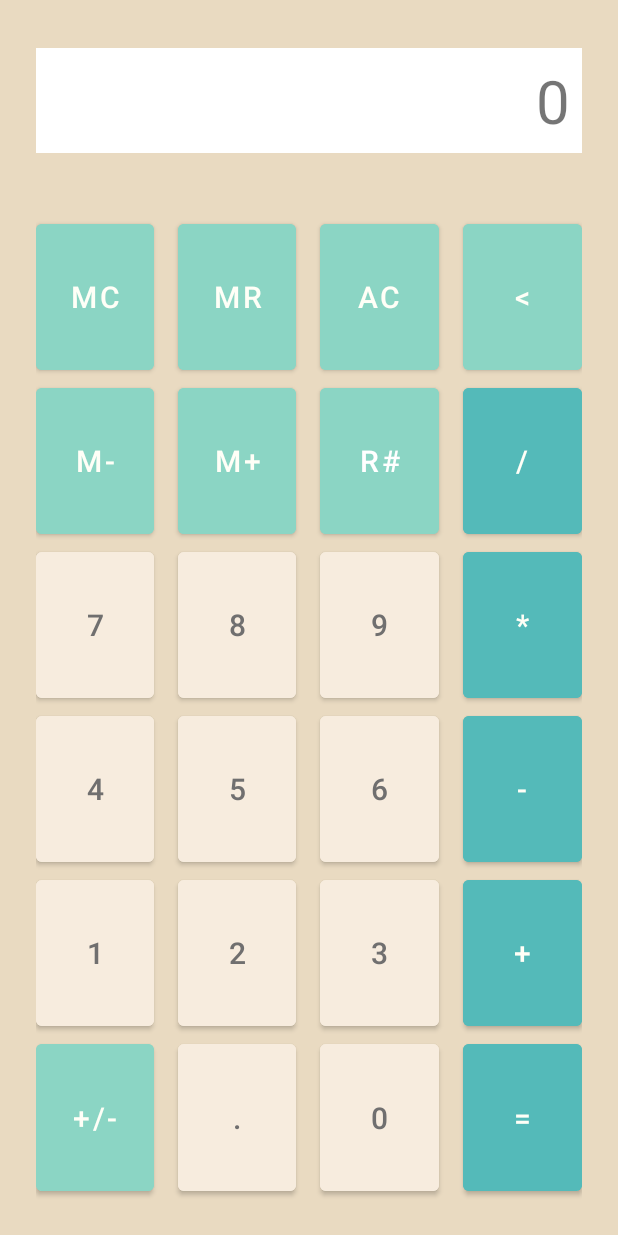
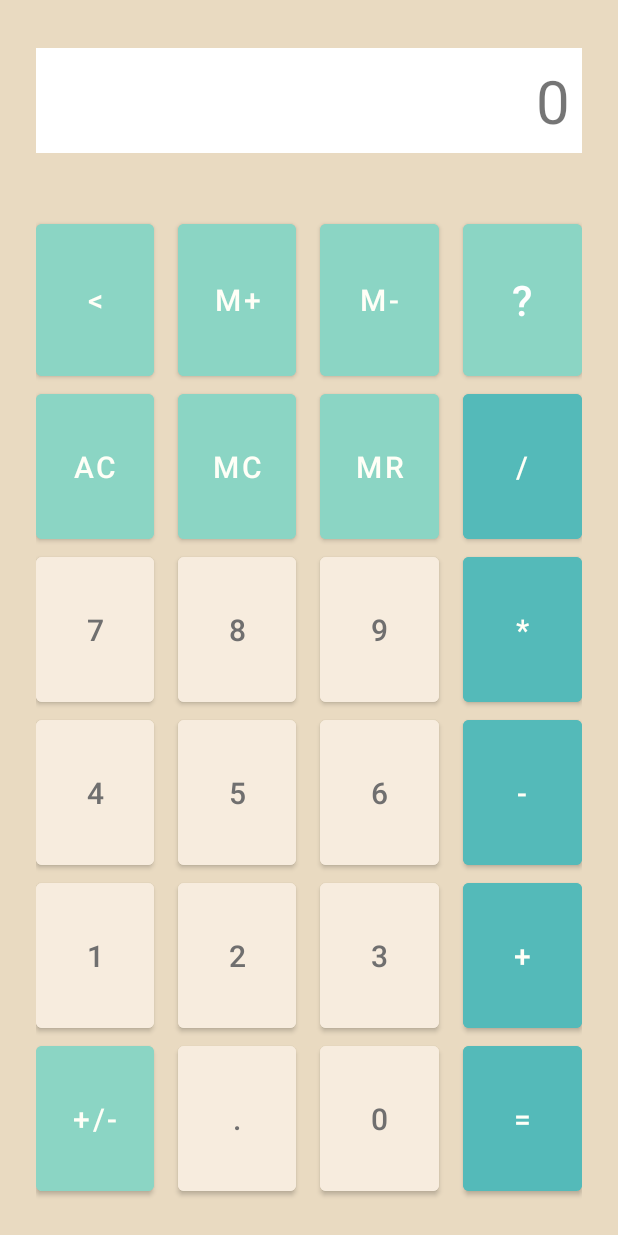
Before and after one commit to ashley-kuipers/Calculator, an Android app: the screen it shows after launch (MainActivity), after a tap on "START", on a phone screen of 412 x 824 dp. Run offline under Robolectric (Android 15) with nearby library versions, the phone set to English and light mode, and no system bars.

Commit message:
starting to add binary, octal, hex conversion and help button, before deleted settings

```diff
--- a/app/build.gradle
+++ b/app/build.gradle
@@ -36,5 +36,4 @@ dependencies {
     testImplementation 'junit:junit:4.13.2'
     androidTestImplementation 'androidx.test.ext:junit:1.1.3'
     androidTestImplementation 'androidx.test.espresso:espresso-core:3.4.0'
-    implementation 'androidx.core:core-splashscreen:1.0.0'
 }
--- a/app/src/main/java/com/example/calculatorapp2/MainActivity.java
+++ b/app/src/main/java/com/example/calculatorapp2/MainActivity.java
@@ -1,19 +1,14 @@
 package com.example.calculatorapp2;
 
 import androidx.annotation.NonNull;
-import androidx.annotation.Nullable;
 import androidx.appcompat.app.AppCompatActivity;
 import androidx.fragment.app.FragmentManager;
 import androidx.fragment.app.FragmentTransaction;
 
 import android.content.Context;
 import android.os.Bundle;
-import android.os.Handler;
-import android.os.Looper;
-import android.util.Log;
 import android.view.View;
 import android.widget.Button;
-import android.widget.FrameLayout;
 import android.widget.TextView;
 import android.widget.Toast;
 
@@ -32,10 +27,11 @@ public class MainActivity extends AppCompatActivity implements View.OnClickListe
     // three extra features
     // TODO: settings screen
 
-    Button b_rand, b_memrecall, b_clear, b_backspace, b_memsub, b_memadd, b_divide, b_seven, b_eight, b_nine, b_multiply, b_four, b_five, b_six, b_sub, b_one, b_two, b_three, b_add, b_sign, b_decimal, b_zero, b_equal;
+    Button b_memclear, b_memrecall, b_clear, b_backspace, b_memsub, b_memadd, b_divide, b_seven, b_eight, b_nine, b_multiply, b_four, b_five, b_six, b_sub, b_one, b_two, b_three, b_add, b_sign, b_decimal, b_zero, b_equal, b_settings;
     TextView calcField, historyField;
     Context context;
     Welcome welcome;
+    Settings settings;
 
     String currentCalcText = "";
     ArrayList<String> history = new ArrayList<String>();
@@ -50,10 +46,9 @@ public class MainActivity extends AppCompatActivity implements View.OnClickListe
         setContentView(R.layout.activity_main);
         Objects.requireNonNull(getSupportActionBar()).hide();
 
-
         // assigning layout elements to variables
         // buttons
-        b_rand = findViewById(R.id.b_memclear);
+        b_memclear = findViewById(R.id.b_memclear);
         b_memrecall = findViewById(R.id.b_memrecall);
         b_clear = findViewById(R.id.b_clear);
         b_backspace = findViewById(R.id.b_backspace);
@@ -76,13 +71,14 @@ public class MainActivity extends AppCompatActivity implements View.OnClickListe
         b_decimal = findViewById(R.id.b_decimal);
         b_zero = findViewById(R.id.b_zero);
         b_equal = findViewById(R.id.b_equal);
+        b_settings = findViewById(R.id.b_settings);
 
         // fields
         calcField = findViewById(R.id.t_calc);
         historyField = findViewById(R.id.t_history);
 
         // setting onclick listeners to buttons
-        b_rand.setOnClickListener(this);
+        b_memclear.setOnClickListener(this);
         b_memrecall.setOnClickListener(this);
         b_clear.setOnClickListener(this);
         b_backspace.setOnClickListener(this);
@@ -105,20 +101,31 @@ public class MainActivity extends AppCompatActivity implements View.OnClickListe
         b_decimal.setOnClickListener(this);
         b_zero.setOnClickListener(this);
         b_equal.setOnClickListener(this);
+        b_settings.setOnClickListener(this);
 
-
+        // starts welcome screen fragment
         FragmentManager fr = getSupportFragmentManager();
         FragmentTransaction ft = fr.beginTransaction();
         welcome = new Welcome();
         ft.add(R.id.layout_welcome, welcome);
         ft.commit();
-
-
-
     }
 
+    // lets us know that the welcome fragment has been clicked for save state
     public void fragmentClicked(boolean isClicked){
         welcomed = isClicked;
+    }
+
+    public void settings(){
+        // if settings is closed, open it (fragment == null)
+        FragmentManager fr = getSupportFragmentManager();
+        FragmentTransaction ft = fr.beginTransaction();
+        settings = new Settings();
+        ft.add(R.id.layout_settings, settings);
+        ft.commit();
+
+        // if settings is open, close it
+
     }
 
     @Override
@@ -263,6 +270,10 @@ public class MainActivity extends AppCompatActivity implements View.OnClickListe
 
             case R.id.b_memrecall:
                 memRecall();
+                break;
+
+            case R.id.b_settings:
+                settings();
                 break;
 
             default:
--- a/app/src/main/java/com/example/calculatorapp2/Welcome.java
+++ b/app/src/main/java/com/example/calculatorapp2/Welcome.java
@@ -13,16 +13,9 @@ import android.widget.LinearLayout;
 
 public class Welcome extends Fragment {
     Button b_start;
-    boolean clicked = true;
 
     public Welcome() {
         // Required empty public constructor
-    }
-
-    @Override
-    public void onCreate(Bundle savedInstanceState) {
-        super.onCreate(savedInstanceState);
-
     }
 
     @Override
@@ -37,8 +30,7 @@ public class Welcome extends Fragment {
                 MainActivity mainAct = (MainActivity) getActivity();
                 view.findViewById(R.id.welcome_layout).setVisibility(View.GONE);
                 container.removeView(view);
-                container.setLayoutParams(new LinearLayout.LayoutParams(
-                        0, 0));
+                container.setLayoutParams(new LinearLayout.LayoutParams(0, 0));
 
                 mainAct.fragmentClicked(true);
             }
--- a/app/src/main/res/layout-land/activity_main.xml
+++ b/app/src/main/res/layout-land/activity_main.xml
@@ -13,7 +13,7 @@
     <FrameLayout
         android:id="@+id/layout_welcome"
         android:layout_width="match_parent"
-        android:layout_height="match_parent">
+        android:layout_height="wrap_content">
 
     </FrameLayout>
 
@@ -49,10 +49,24 @@
             android:layout_weight="1">
 
             <Button
+                android:id="@+id/b_hex"
+                android:layout_width="0dp"
+                android:layout_height="match_parent"
+                android:layout_marginRight="8dp"
+                android:layout_weight="1"
+                android:backgroundTint="@color/medium"
+                android:insetTop="4dp"
+                android:insetBottom="4dp"
+                android:text="@string/hex"
+                android:textColor="@color/textlight"
+                android:textSize="20sp" />
+
+            <Button
                 android:id="@+id/b_memclear"
                 android:layout_width="0dp"
                 android:layout_height="match_parent"
-                android:layout_marginRight="8dp"
+                android:layout_marginStart="8dp"
+                android:layout_marginEnd="8dp"
                 android:layout_weight="1"
                 android:backgroundTint="@color/medium"
                 android:insetTop="4dp"
@@ -139,10 +153,24 @@
             android:layout_weight="1">
 
             <Button
+                android:id="@+id/b_base2"
+                android:layout_width="0dp"
+                android:layout_height="match_parent"
+                android:layout_marginRight="8dp"
+                android:layout_weight="1"
+                android:backgroundTint="@color/medium"
+                android:insetTop="4dp"
+                android:insetBottom="4dp"
+                android:text="@string/base2"
+                android:textColor="@color/textlight"
+                android:textSize="20sp" />
+
+            <Button
                 android:id="@+id/b_memrecall"
                 android:layout_width="0dp"
                 android:layout_height="match_parent"
-                android:layout_marginRight="8dp"
+                android:layout_marginStart="8dp"
+                android:layout_marginEnd="8dp"
                 android:layout_weight="1"
                 android:backgroundTint="@color/medium"
                 android:insetTop="4dp"
@@ -229,10 +257,24 @@
             android:layout_weight="1">
 
             <Button
+                android:id="@+id/b_base8"
+                android:layout_width="0dp"
+                android:layout_height="match_parent"
+                android:layout_marginRight="8dp"
+                android:layout_weight="1"
+                android:backgroundTint="@color/medium"
+                android:insetTop="4dp"
+                android:insetBottom="4dp"
+                android:text="@string/base8"
+                android:textColor="@color/textlight"
+                android:textSize="20sp" />
+
+            <Button
                 android:id="@+id/b_memadd"
                 android:layout_width="0dp"
                 android:layout_height="match_parent"
-                android:layout_marginRight="8dp"
+                android:layout_marginStart="8dp"
+                android:layout_marginEnd="8dp"
                 android:layout_weight="1"
                 android:backgroundTint="@color/medium"
                 android:insetTop="4dp"
@@ -319,10 +361,24 @@
             android:layout_weight="1">
 
             <Button
+                android:id="@+id/b_base10"
+                android:layout_width="0dp"
+                android:layout_height="match_parent"
+                android:layout_marginRight="8dp"
+                android:layout_weight="1"
+                android:backgroundTint="@color/medium"
+                android:insetTop="4dp"
+                android:insetBottom="4dp"
+                android:text="@string/base10"
+                android:textColor="@color/textlight"
+                android:textSize="20sp" />
+
+            <Button
                 android:id="@+id/b_memsub"
                 android:layout_width="0dp"
                 android:layout_height="match_parent"
-                android:layout_marginRight="8dp"
+                android:layout_marginStart="8dp"
+                android:layout_marginEnd="8dp"
                 android:layout_weight="1"
                 android:backgroundTint="@color/medium"
                 android:insetTop="4dp"
@@ -388,7 +444,7 @@
                 android:textSize="20sp" />
 
             <Button
-                android:id="@+id/b_rand"
+                android:id="@+id/b_settings"
                 android:layout_width="0dp"
                 android:layout_height="match_parent"
                 android:layout_marginLeft="8dp"
--- a/app/src/main/res/layout/activity_main.xml
+++ b/app/src/main/res/layout/activity_main.xml
@@ -13,7 +13,7 @@
     <FrameLayout
         android:id="@+id/layout_welcome"
         android:layout_width="match_parent"
-        android:layout_height="match_parent">
+        android:layout_height="wrap_content">
 
     </FrameLayout>
 
@@ -38,6 +38,13 @@
         android:textAlignment="textEnd"
         android:textSize="14sp" />
 
+    <FrameLayout
+        android:id="@+id/layout_settings"
+        android:layout_width="match_parent"
+        android:layout_height="wrap_content">
+
+    </FrameLayout>
+
     <TableLayout
         android:id="@+id/calc_buttons"
         android:layout_width="match_parent"
@@ -50,10 +57,77 @@
             android:layout_weight="1">
 
             <Button
+                android:id="@+id/b_backspace"
+                android:layout_width="0dp"
+                android:layout_height="match_parent"
+                android:layout_marginEnd="8dp"
+                android:layout_weight="1"
+                android:backgroundTint="@color/medium"
+                android:text="@string/backspace"
+                android:textColor="@color/textlight"
+                android:textSize="20sp" />
+
+            <Button
+                android:id="@+id/b_memadd"
+                android:layout_width="0dp"
+                android:layout_height="match_parent"
+                android:layout_marginLeft="8dp"
+                android:layout_marginRight="8dp"
+                android:layout_weight="1"
+                android:backgroundTint="@color/medium"
+                android:text="@string/memadd"
+                android:textColor="@color/textlight"
+                android:textSize="20sp" />
+
+            <Button
+                android:id="@+id/b_memsub"
+                android:layout_width="0dp"
+                android:layout_height="match_parent"
+                android:layout_marginStart="8dp"
+                android:layout_marginEnd="8dp"
+                android:layout_weight="1"
+                android:backgroundTint="@color/medium"
+                android:text="@string/memsub"
+                android:textColor="@color/textlight"
+                android:textSize="20sp" />
+
+            <Button
+                android:id="@+id/b_settings"
+                android:layout_width="0dp"
+                android:layout_height="match_parent"
+                android:layout_marginStart="8dp"
+                android:layout_weight="1"
+                android:backgroundTint="@color/medium"
+                android:paddingTop="0dp"
+                android:paddingBottom="0dp"
+                android:text="@string/rand"
+                android:textSize="28sp" />
+
+        </TableRow>
+
+        <TableRow
+            android:id="@+id/row_2"
+            android:layout_width="match_parent"
+            android:layout_height="0dp"
+            android:layout_weight="1">
+
+            <Button
+                android:id="@+id/b_clear"
+                android:layout_width="0dp"
+                android:layout_height="match_parent"
+                android:layout_marginEnd="8dp"
+                android:layout_weight="1"
+                android:backgroundTint="@color/medium"
+                android:text="@string/clear"
+                android:textColor="@color/textlight"
+                android:textSize="20sp" />
+
+            <Button
                 android:id="@+id/b_memclear"
                 android:layout_width="0dp"
                 android:layout_height="match_parent"
-                android:layout_marginRight="8dp"
+                android:layout_marginStart="8dp"
+                android:layout_marginEnd="8dp"
                 android:layout_weight="1"
                 android:backgroundTint="@color/medium"
                 android:text="@string/memclear"
@@ -70,71 +144,6 @@
                 android:backgroundTint="@color/medium"
                 android:text="@string/memrecall"
                 android:textColor="@color/textlight"
-                android:textSize="20sp" />
-
-            <Button
-                android:id="@+id/b_clear"
-                android:layout_width="0dp"
-                android:layout_height="match_parent"
-                android:layout_marginLeft="8dp"
-                android:layout_marginRight="8dp"
-                android:layout_weight="1"
-                android:backgroundTint="@color/medium"
-                android:text="@string/clear"
-                android:textColor="@color/textlight"
-                android:textSize="20sp" />
-
-            <Button
-                android:id="@+id/b_backspace"
-                android:layout_width="0dp"
-                android:layout_height="match_parent"
-                android:layout_marginLeft="8dp"
-                android:layout_weight="1"
-                android:backgroundTint="@color/medium"
-                android:text="@string/backspace"
-                android:textColor="@color/textlight"
-                android:textSize="20sp" />
-
-        </TableRow>
-
-        <TableRow
-            android:id="@+id/row_2"
-            android:layout_width="match_parent"
-            android:layout_height="0dp"
-            android:layout_weight="1">
-
-            <Button
-                android:id="@+id/b_memsub"
-                android:layout_width="0dp"
-                android:layout_height="match_parent"
-                android:layout_marginRight="8dp"
-                android:layout_weight="1"
-                android:backgroundTint="@color/medium"
-                android:text="@string/memsub"
-                android:textColor="@color/textlight"
-                android:textSize="20sp" />
-
-            <Button
-                android:id="@+id/b_memadd"
-                android:layout_width="0dp"
-                android:layout_height="match_parent"
-                android:layout_marginLeft="8dp"
-                android:layout_marginRight="8dp"
-                android:layout_weight="1"
-                android:backgroundTint="@color/medium"
-                android:text="@string/memadd"
-                android:textColor="@color/textlight"
-                android:textSize="20sp" />
-
-            <Button
-                android:id="@+id/b_rand"
-                android:layout_width="0dp"
-                android:layout_height="match_parent"
-                android:layout_marginLeft="8dp"
-                android:layout_marginRight="8dp"
-                android:layout_weight="1"
-                android:backgroundTint="@color/medium"
-                android:text="@string/rand"
                 android:textSize="20sp" />
 
             <Button
@@ -321,7 +330,7 @@
                 android:id="@+id/b_sign"
                 android:layout_width="0dp"
                 android:layout_height="match_parent"
-                android:layout_marginRight="8dp"
+                android:layout_marginEnd="8dp"
                 android:layout_weight="1"
                 android:backgroundTint="@color/medium"
                 android:text="@string/sign"
--- a/app/src/main/res/values-night/themes.xml
+++ b/app/src/main/res/values-night/themes.xml
@@ -12,5 +12,7 @@
         <!-- Status bar color. -->
         <item name="android:statusBarColor">?attr/colorPrimaryVariant</item>
         <!-- Customize your theme here. -->
+        <item name="android:textColor">@color/background</item>
+        <item name="android:background">@color/text</item>
     </style>
 </resources>
--- a/app/src/main/res/values/strings.xml
+++ b/app/src/main/res/values/strings.xml
@@ -1,7 +1,7 @@
 <resources>
     <string name="app_name">Calculator</string>
     <string name="memclear">MC</string>
-    <string name="rand">R#</string>
+    <string name="rand">?</string>
     <string name="memrecall">MR</string>
     <string name="clear">AC</string>
     <string name="backspace">&lt;</string>
@@ -25,10 +25,18 @@
     <string name="decimal">.</string>
     <string name="sign">+/-</string>
     <string name="def">0</string>
+    <string name="base2">B<sub>2</sub></string>
+    <string name="base8">B<sub>8</sub></string>
+    <string name="base10">B<sub>10</sub></string>
+    <string name="hex">Hx</string>
     <string name="start">Start</string>
     <string name="welcomeTitle">Welcome!</string>
     <string name="welcomeText">Thank you for using my calculator. Press start to begin.</string>
     <string name="author">By Ashley Kuipers</string>
-    <!-- TODO: Remove or change this placeholder text -->
-    <string name="hello_blank_fragment">Hello blank fragment</string>
+    <string name="saveButton">Save</string>
+    <string name="discardButton">&lt;- Back</string>
+    <string name="negColorText">Show negative numbers in red</string>
+    <string name="darkModeText">Dark Mode</string>
+    <string name="fontSizeRadio">A</string>
+    <string name="fontSizeText">Font Size</string>
 </resources>
--- a/app/src/main/res/values/themes.xml
+++ b/app/src/main/res/values/themes.xml
@@ -12,5 +12,7 @@
         <!-- Status bar color. -->
         <item name="android:statusBarColor">?attr/colorPrimaryVariant</item>
         <!-- Customize your theme here. -->
+<!--        <item name="android:textColor">@color/text</item>-->
+<!--        <item name="android:background">@color/background</item>-->
     </style>
 </resources>
```
Also changed, not shown: app/src/main/java/com/example/calculatorapp2/Settings.java (added, +51 -0 lines), app/src/main/res/layout/fragment_settings.xml (added, +175 -0 lines).
